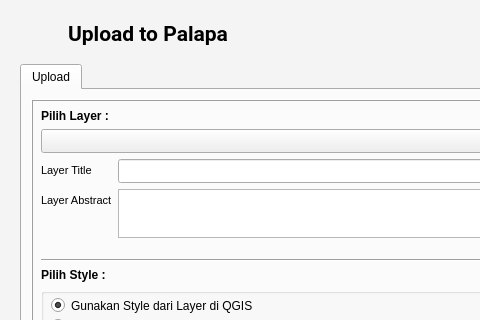
First picture: the form in ui/UploadPalapa_main.ui, repository sandynagara/Palapa, before the edit; both pictures show x 0 to 480 and y 0 to 320 of the 700 by 761 pixel window.
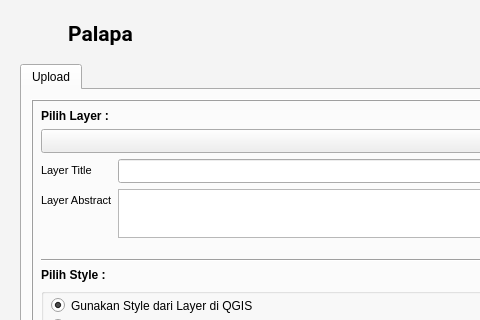
Second picture: the form after the edit. Icons and pictures are not drawn. Custom widgets are drawn as their Qt base class.

What changed in the file:
```diff
--- a/ui/UploadPalapa_main.ui
+++ b/ui/UploadPalapa_main.ui
@@ -106,7 +106,7 @@
          </font>
         </property>
         <property name="text">
-         <string>Upload to Palapa</string>
+         <string>Palapa</string>
         </property>
         <property name="alignment">
          <set>Qt::AlignCenter</set>
```
Left out of the diff: 2 changed lines with no effect on the pictures.
